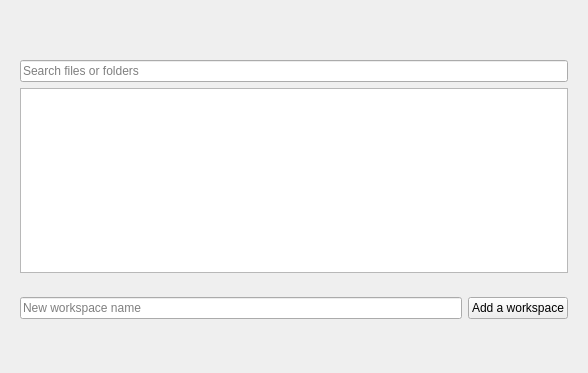
Before: the Qt Designer form parsec/core/gui/forms/files_widget.ui in Scille/parsec-cloud, drawn with Qt 5.
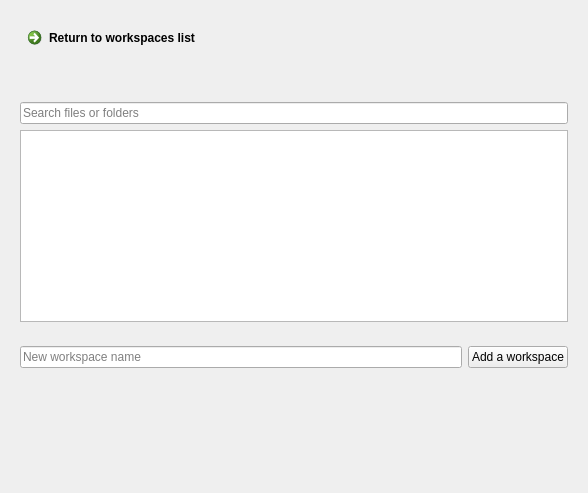
After: the same form once the commit is applied.

```diff
--- a/parsec/core/gui/forms/files_widget.ui
+++ b/parsec/core/gui/forms/files_widget.ui
@@ -7,7 +7,7 @@
     <x>0</x>
     <y>0</y>
     <width>588</width>
-    <height>373</height>
+    <height>493</height>
    </rect>
   </property>
   <property name="sizePolicy">
@@ -22,7 +22,37 @@
   <layout class="QVBoxLayout" name="verticalLayout">
    <item>
     <widget class="QWidget" name="widget_files" native="true">
+     <property name="sizePolicy">
+      <sizepolicy hsizetype="Preferred" vsizetype="Expanding">
+       <horstretch>0</horstretch>
+       <verstretch>0</verstretch>
+      </sizepolicy>
+     </property>
      <layout class="QVBoxLayout" name="verticalLayout_2">
+      <item>
+       <layout class="QHBoxLayout" name="horizontalLayout_2">
+        <item>
+         <widget class="QCommandLinkButton" name="button_to_workspaces">
+          <property name="text">
+           <string>Return to workspaces list</string>
+          </property>
+         </widget>
+        </item>
+        <item>
+         <spacer name="horizontalSpacer">
+          <property name="orientation">
+           <enum>Qt::Horizontal</enum>
+          </property>
+          <property name="sizeHint" stdset="0">
+           <size>
+            <width>40</width>
+            <height>20</height>
+           </size>
+          </property>
+         </spacer>
+        </item>
+       </layout>
+      </item>
       <item>
        <widget class="QLabel" name="label_current_directory">
         <property name="text">
```
Left out of the diff: 47 changed lines with no effect on the pictures. Lines whose indentation alone changed are shown as unchanged.
